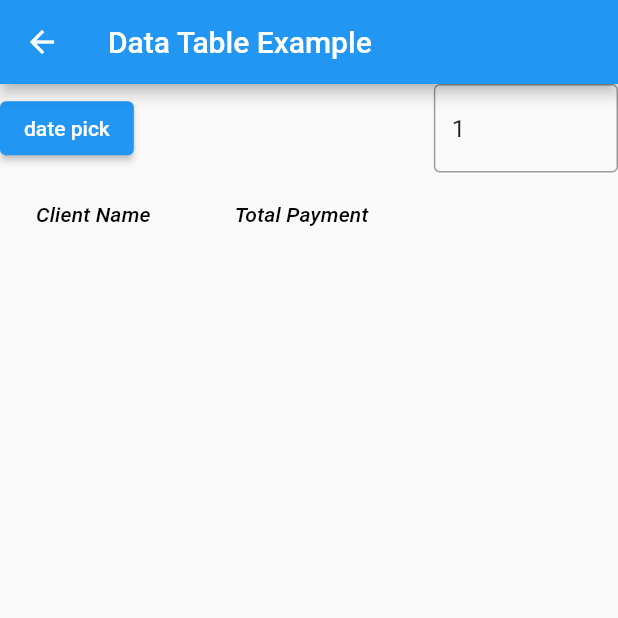
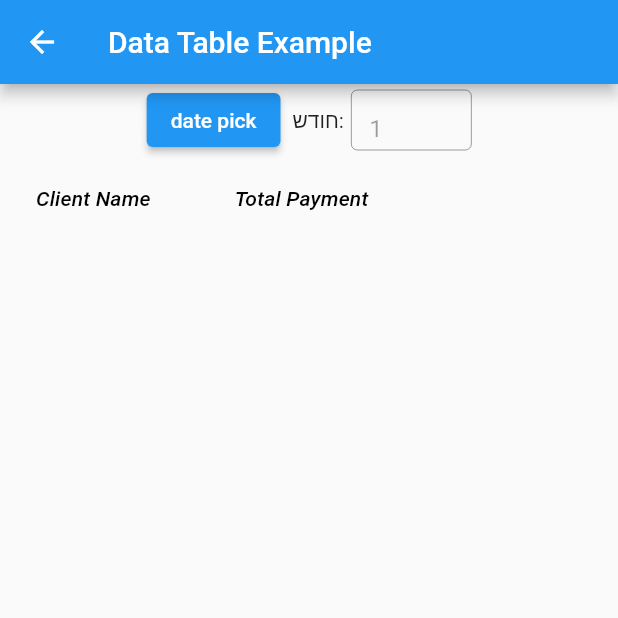
Before and after one commit to yosih48/clients-flutter, a Flutter app: the DataTableExample screen opened directly, on a phone screen of 412 x 824 dp, the top half of it. Run offline on Flutter 3.47's test engine with Material 2 defaults, Android fonts, the phone set to English and light mode, and no system bars; our stand-ins replace cloud_firestore, csv, firebase_auth, firebase_core, flutter_slidable, fluttertoast and 7 more; missing offline and left inert: external_path, month_year_picker; accounts and stored records are empty; generated files the repository leaves out were written again; network calls fail.

Commit message:
month input

```diff
--- a/lib/screens/tableScreen.dart
+++ b/lib/screens/tableScreen.dart
@@ -121,14 +121,19 @@ class _DataTableExampleState extends State<DataTableExample> {
                 //  body: DataTableWidget(rows: rows),
                 body: Column(children: [
                   Row(
-                    mainAxisAlignment: MainAxisAlignment.spaceEvenly,
+                    mainAxisAlignment: MainAxisAlignment.center,
                     children: [
                       ElevatedButton(
                           onPressed: () => displayDatePicker(context),
                           child: const Text('date pick')),
-                          SizedBox(width: 200),
-Expanded(
-  child:   TextFormField(
+                          SizedBox(width: 8),
+
+Text('חודש:'),
+                      SizedBox(width: 5),
+SizedBox(
+  width: 80,
+  height: 40,
+  child: TextFormField(
 
     controller: _dateC,
 
@@ -139,6 +144,7 @@ Expanded(
       border: OutlineInputBorder()
 
     ),
+     enabled: false,
 
   ),
 ),
```
